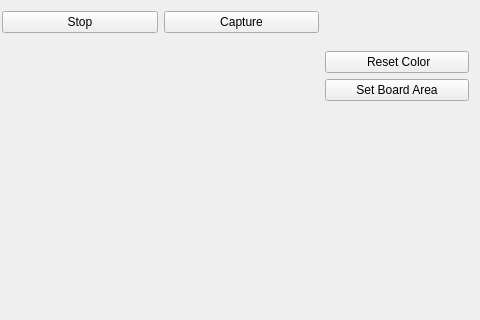
Before: the Qt Designer form widget.ui in jcgod413/AirHockey, drawn with Qt 5; both pictures show x 332 to 812 and y 0 to 320 of the 812 by 538 pixel window.
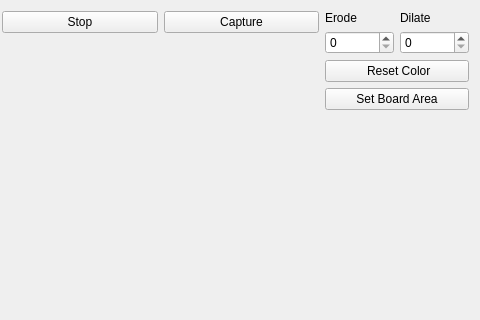
After: the same form once the commit is applied.

Commit message:
erode, dilate 추가
프레임이 안나와서 꺼논 상태

```diff
--- a/widget.ui
+++ b/widget.ui
@@ -88,20 +88,28 @@
    <item>
     <layout class="QVBoxLayout" name="verticalLayout_4">
      <item>
-      <spacer name="verticalSpacer_2">
-       <property name="orientation">
-        <enum>Qt::Vertical</enum>
-       </property>
-       <property name="sizeType">
-        <enum>QSizePolicy::Minimum</enum>
-       </property>
-       <property name="sizeHint" stdset="0">
-        <size>
-         <width>20</width>
-         <height>40</height>
-        </size>
-       </property>
-      </spacer>
+      <layout class="QGridLayout" name="gridLayout">
+       <item row="0" column="1">
+        <widget class="QLabel" name="dilateLabel">
+         <property name="text">
+          <string>Dilate</string>
+         </property>
+        </widget>
+       </item>
+       <item row="0" column="0">
+        <widget class="QLabel" name="erodeLabel">
+         <property name="text">
+          <string>Erode</string>
+         </property>
+        </widget>
+       </item>
+       <item row="1" column="0">
+        <widget class="QSpinBox" name="erodeSpinBox"/>
+       </item>
+       <item row="1" column="1">
+        <widget class="QSpinBox" name="dilateSpinBox"/>
+       </item>
+      </layout>
      </item>
      <item>
       <widget class="QPushButton" name="resetColorButton">
```
Left out of the diff: 11 changed lines with no effect on the pictures. The commit also changes 7 other files.
